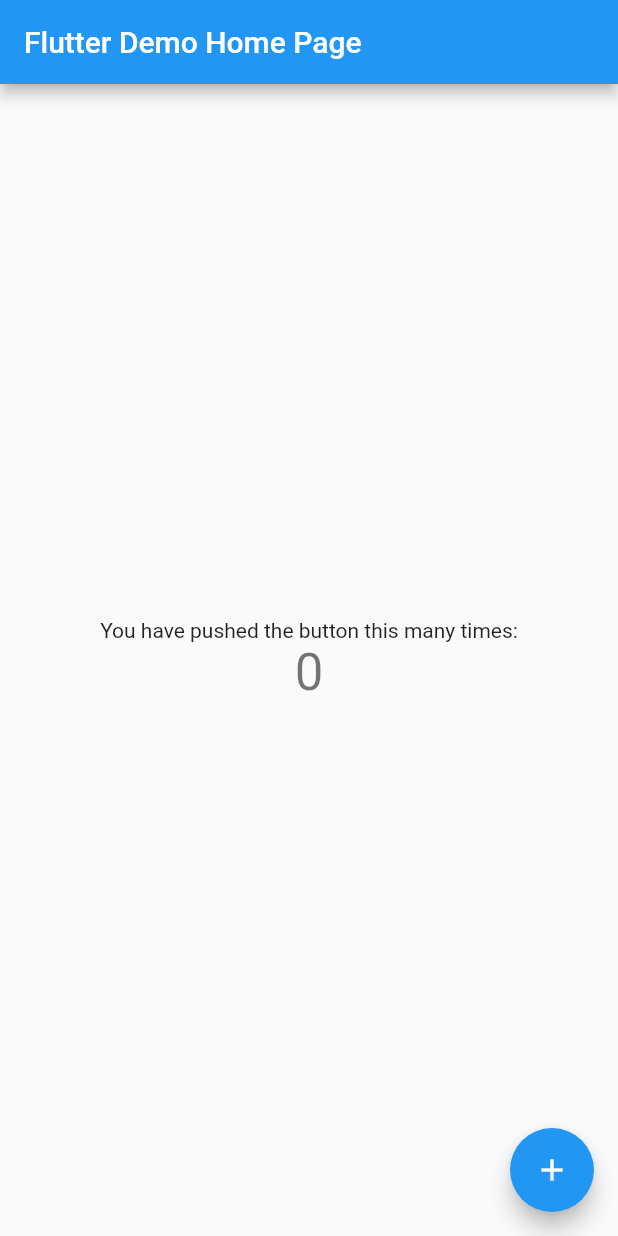
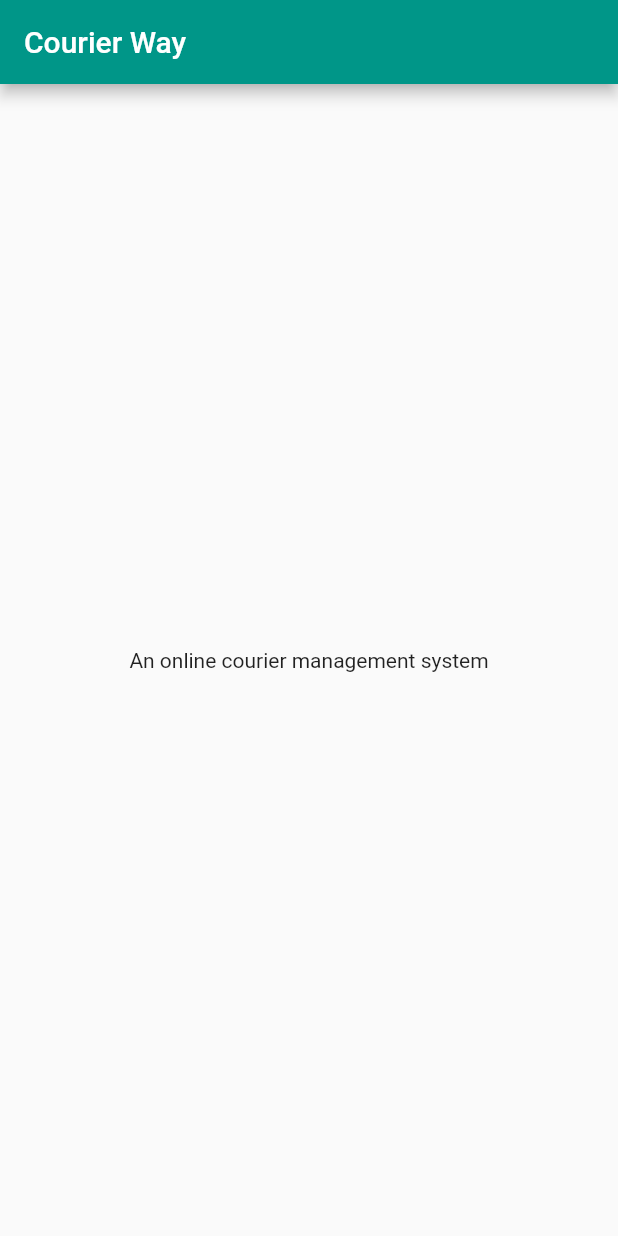
Before and after one commit to whattadarsh/courierManagementSystem, a Flutter app: the screen it shows after launch, on a phone screen of 412 x 824 dp. Run offline on Flutter 3.47's test engine with Material 2 defaults, Android fonts, the phone set to English and light mode, and no system bars.

Commit message:
Main Updated

```diff
--- a/lib/main.dart
+++ b/lib/main.dart
@@ -9,40 +9,18 @@ class MyApp extends StatelessWidget {
   @override
   Widget build(BuildContext context) {
     return MaterialApp(
-      title: 'Flutter Demo',
+      title: 'Courier Way',
       theme: ThemeData(
-        // This is the theme of your application.
-        //
-        // Try running your application with "flutter run". You'll see the
-        // application has a blue toolbar. Then, without quitting the app, try
-        // changing the primarySwatch below to Colors.green and then invoke
-        // "hot reload" (press "r" in the console where you ran "flutter run",
-        // or simply save your changes to "hot reload" in a Flutter IDE).
-        // Notice that the counter didn't reset back to zero; the application
-        // is not restarted.
-        primarySwatch: Colors.blue,
-        // This makes the visual density adapt to the platform that you run
-        // the app on. For desktop platforms, the controls will be smaller and
-        // closer together (more dense) than on mobile platforms.
+        primarySwatch: Colors.teal,
         visualDensity: VisualDensity.adaptivePlatformDensity,
       ),
-      home: MyHomePage(title: 'Flutter Demo Home Page'),
+      home: MyHomePage(title: 'Courier Way'),
     );
   }
 }
 
 class MyHomePage extends StatefulWidget {
   MyHomePage({Key key, this.title}) : super(key: key);
-
-  // This widget is the home page of your application. It is stateful, meaning
-  // that it has a State object (defined below) that contains fields that affect
-  // how it looks.
-
-  // This class is the configuration for the state. It holds the values (in this
-  // case the title) provided by the parent (in this case the App widget) and
-  // used by the build method of the State. Fields in a Widget subclass are
-  // always marked "final".
-
   final String title;
 
   @override
@@ -50,68 +28,17 @@ class MyHomePage extends StatefulWidget {
 }
 
 class _MyHomePageState extends State<MyHomePage> {
-  int _counter = 0;
-
-  void _incrementCounter() {
-    setState(() {
-      // This call to setState tells the Flutter framework that something has
-      // changed in this State, which causes it to rerun the build method below
-      // so that the display can reflect the updated values. If we changed
-      // _counter without calling setState(), then the build method would not be
-      // called again, and so nothing would appear to happen.
-      _counter++;
-    });
-  }
-
   @override
   Widget build(BuildContext context) {
-    // This method is rerun every time setState is called, for instance as done
-    // by the _incrementCounter method above.
-    //
-    // The Flutter framework has been optimized to make rerunning build methods
-    // fast, so that you can just rebuild anything that needs updating rather
-    // than having to individually change instances of widgets.
     return Scaffold(
       appBar: AppBar(
-        // Here we take the value from the MyHomePage object that was created by
-        // the App.build method, and use it to set our appbar title.
         title: Text(widget.title),
       ),
       body: Center(
-        // Center is a layout widget. It takes a single child and positions it
-        // in the middle of the parent.
-        child: Column(
-          // Column is also a layout widget. It takes a list of children and
-          // arranges them vertically. By default, it sizes itself to fit its
-          // children horizontally, and tries to be as tall as its parent.
-          //
-          // Invoke "debug painting" (press "p" in the console, choose the
-          // "Toggle Debug Paint" action from the Flutter Inspector in Android
-          // Studio, or the "Toggle Debug Paint" command in Visual Studio Code)
-          // to see the wireframe for each widget.
-          //
-          // Column has various properties to control how it sizes itself and
-          // how it positions its children. Here we use mainAxisAlignment to
-          // center the children vertically; the main axis here is the vertical
-          // axis because Columns are vertical (the cross axis would be
-          // horizontal).
-          mainAxisAlignment: MainAxisAlignment.center,
-          children: <Widget>[
-            Text(
-              'You have pushed the button this many times:',
-            ),
-            Text(
-              '$_counter',
-              style: Theme.of(context).textTheme.headline4,
-            ),
-          ],
+        child: Text(
+          'An online courier management system',
         ),
       ),
-      floatingActionButton: FloatingActionButton(
-        onPressed: _incrementCounter,
-        tooltip: 'Increment',
-        child: Icon(Icons.add),
-      ), // This trailing comma makes auto-formatting nicer for build methods.
     );
   }
 }
```
Also changed, not shown: 1 other file.
